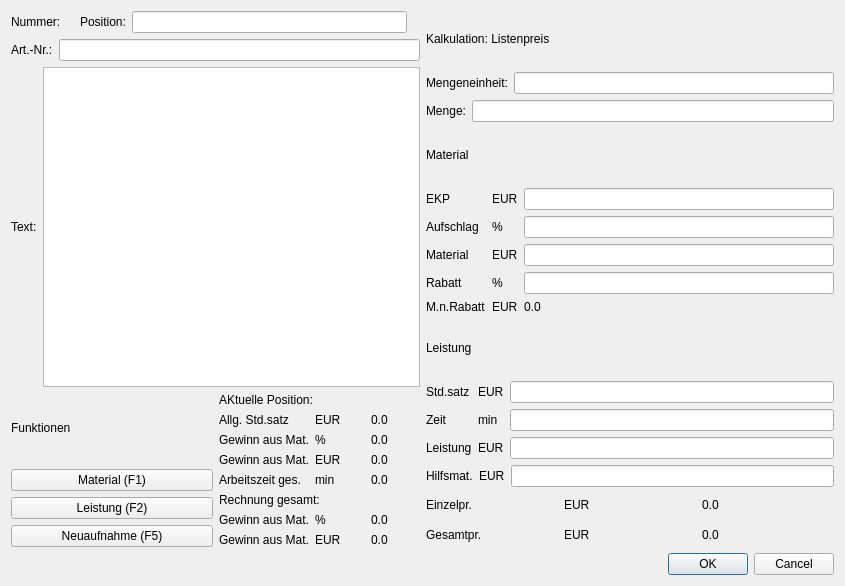
This is form/general_page.ui in romanweissflog/FAKT as Qt 5 draws it before an edit. The edited form follows.
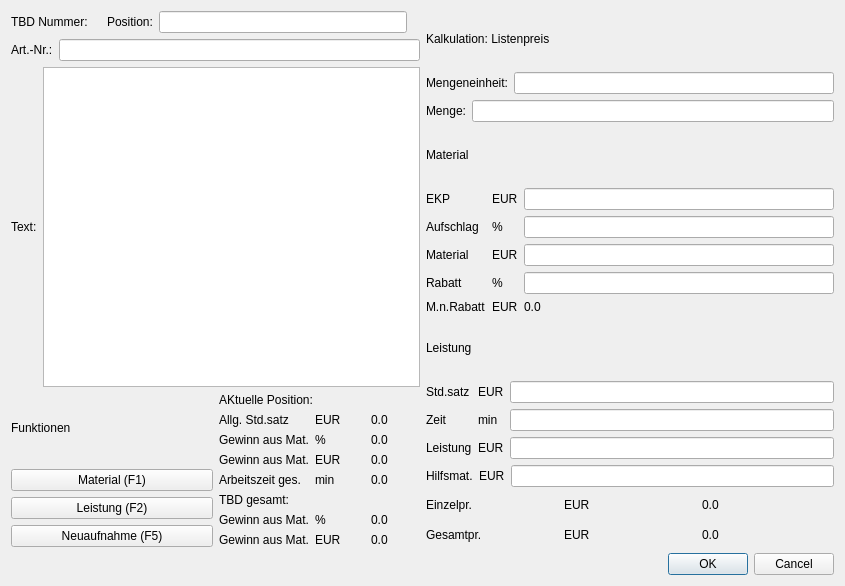
This is the edited form. Custom widgets are drawn as their Qt base class.

Patch:
```diff
--- a/form/general_page.ui
+++ b/form/general_page.ui
@@ -25,7 +25,7 @@
            <item>
             <widget class="QLabel" name="label_2">
              <property name="text">
-              <string>Nummer:</string>
+              <string>TBD Nummer:</string>
              </property>
             </widget>
            </item>
@@ -226,7 +226,7 @@
            <item>
             <widget class="QLabel" name="label_18">
              <property name="text">
-              <string>Rechnung gesamt:</string>
+              <string>TBD gesamt:</string>
              </property>
             </widget>
            </item>
```
Left out of the diff: 4 changed lines with no effect on the pictures.
